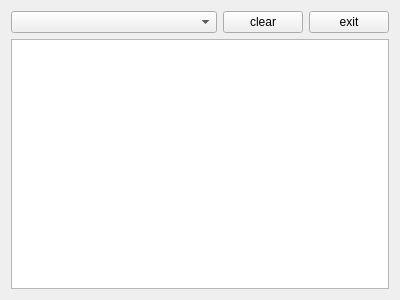
Before: the Qt Designer form mainwindow.ui in i2som/keydump, drawn with Qt 5.
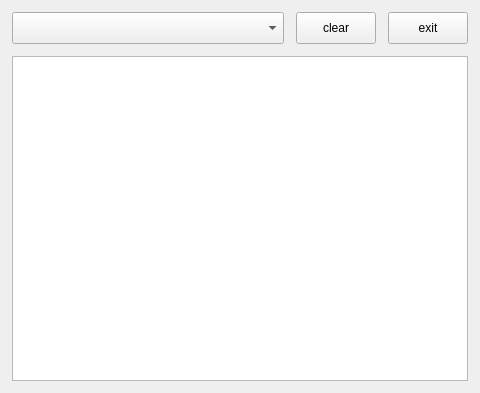
After: the same form once the commit is applied.

```diff
--- a/mainwindow.ui
+++ b/mainwindow.ui
@@ -6,19 +6,34 @@
    <rect>
     <x>0</x>
     <y>0</y>
-    <width>400</width>
-    <height>300</height>
+    <width>480</width>
+    <height>393</height>
    </rect>
   </property>
   <property name="windowTitle">
    <string>keydump</string>
   </property>
   <widget class="QWidget" name="centralWidget">
-   <layout class="QGridLayout" name="gridLayout">
+   <layout class="QGridLayout" name="gridLayout" rowstretch="1,10" columnstretch="6,1,1">
+    <property name="leftMargin">
+     <number>12</number>
+    </property>
+    <property name="topMargin">
+     <number>12</number>
+    </property>
+    <property name="rightMargin">
+     <number>12</number>
+    </property>
+    <property name="bottomMargin">
+     <number>12</number>
+    </property>
+    <property name="spacing">
+     <number>12</number>
+    </property>
     <item row="0" column="0">
      <widget class="QComboBox" name="comboBox">
       <property name="sizePolicy">
-       <sizepolicy hsizetype="Expanding" vsizetype="Fixed">
+       <sizepolicy hsizetype="Preferred" vsizetype="Preferred">
         <horstretch>0</horstretch>
         <verstretch>0</verstretch>
        </sizepolicy>
@@ -27,6 +42,12 @@
     </item>
     <item row="0" column="2">
      <widget class="QPushButton" name="pushButton">
+      <property name="sizePolicy">
+       <sizepolicy hsizetype="Preferred" vsizetype="Preferred">
+        <horstretch>0</horstretch>
+        <verstretch>0</verstretch>
+       </sizepolicy>
+      </property>
       <property name="text">
        <string>exit</string>
       </property>
@@ -34,6 +55,12 @@
     </item>
     <item row="0" column="1">
      <widget class="QPushButton" name="pushButton_2">
+      <property name="sizePolicy">
+       <sizepolicy hsizetype="Preferred" vsizetype="Preferred">
+        <horstretch>0</horstretch>
+        <verstretch>0</verstretch>
+       </sizepolicy>
+      </property>
       <property name="text">
        <string>clear</string>
       </property>
@@ -47,6 +74,13 @@
       <property name="readOnly">
        <bool>true</bool>
       </property>
+      <property name="html">
+       <string>&lt;!DOCTYPE HTML PUBLIC &quot;-//W3C//DTD HTML 4.0//EN&quot; &quot;http://www.w3.org/TR/REC-html40/strict.dtd&quot;&gt;
+&lt;html&gt;&lt;head&gt;&lt;meta name=&quot;qrichtext&quot; content=&quot;1&quot; /&gt;&lt;style type=&quot;text/css&quot;&gt;
+p, li { white-space: pre-wrap; }
+&lt;/style&gt;&lt;/head&gt;&lt;body style=&quot; font-family:'Ubuntu'; font-size:11pt; font-weight:400; font-style:normal;&quot;&gt;
+&lt;p style=&quot;-qt-paragraph-type:empty; margin-top:0px; margin-bottom:0px; margin-left:0px; margin-right:0px; -qt-block-indent:0; text-indent:0px;&quot;&gt;&lt;br /&gt;&lt;/p&gt;&lt;/body&gt;&lt;/html&gt;</string>
+      </property>
       <property name="acceptRichText">
        <bool>false</bool>
       </property>
```
